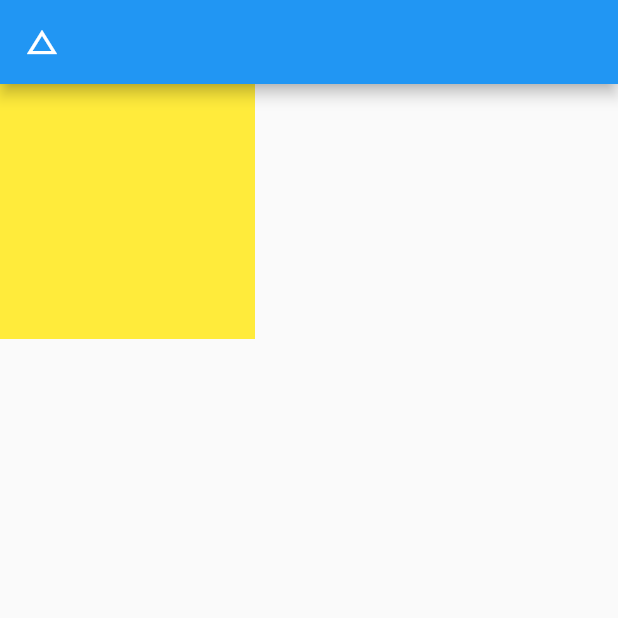
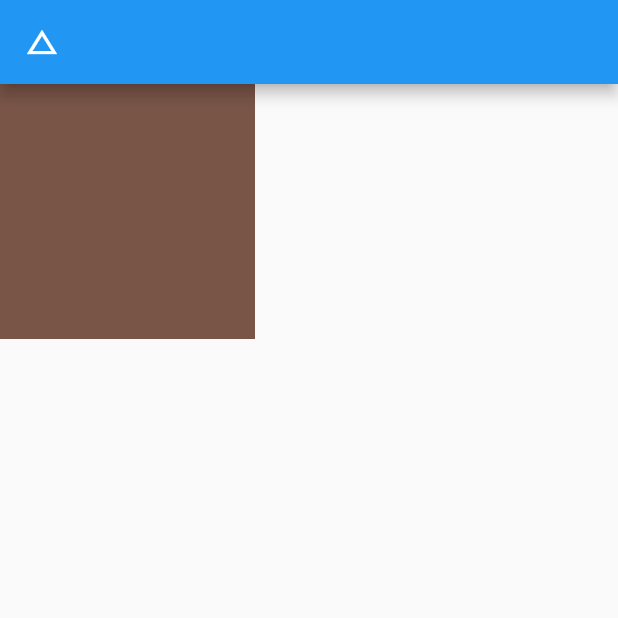
Before and after one commit to tatarmagda/Hangman, a Flutter app: the screen it shows after launch, after a tap on the "change history" icon, on a phone screen of 412 x 824 dp, the top half of it. Run offline on Flutter 3.47's test engine with Material 2 defaults, Android fonts, the phone set to English and light mode, and no system bars.

Commit message:
change colors

```diff
--- a/lib/home/provider/example_provider.dart
+++ b/lib/home/provider/example_provider.dart
@@ -1,14 +1,18 @@
 import 'dart:math';
 
 import 'package:flutter/foundation.dart';
+import 'package:flutter/material.dart';
 
 class ExampleProvider extends ChangeNotifier {
   double? _heigt;
   double? _width;
+  Color? _color;
 
   _init() {
     _heigt = Random().nextInt(350).toDouble();
     _width = Random().nextInt(350).toDouble();
+    _color = Colors.primaries[Random().nextInt(Colors.primaries.length)];
+    print(Colors.primaries.length);
   }
 
   ExampleProvider() {
@@ -17,6 +21,7 @@ class ExampleProvider extends ChangeNotifier {
 
   double? get heigt => _heigt;
   double? get width => _width;
+  Color? get color => _color;
 
   set heigt(double? newHeigt) {
     _heigt = newHeigt;
@@ -27,4 +32,9 @@ class ExampleProvider extends ChangeNotifier {
     _width = newWidth;
     notifyListeners();
   }
+
+  set color(Color? newColor) {
+    _color = newColor;
+    notifyListeners();
+  }
 }
--- a/lib/home/screen/example.dart
+++ b/lib/home/screen/example.dart
@@ -9,6 +9,8 @@ class Example extends StatelessWidget {
   Widget build(BuildContext context) {
     var _width = Provider.of<ExampleProvider>(context).width;
     var _heigt = Provider.of<ExampleProvider>(context).heigt;
+    var _color = Provider.of<ExampleProvider>(context).color;
+
     print("reload");
     return Column(
       children: [
@@ -16,7 +18,7 @@ class Example extends StatelessWidget {
           duration: Duration(
             milliseconds: 250,
           ),
-          color: Colors.yellow,
+          color: _color,
           width: _width,
           height: _heigt,
         ),
--- a/lib/home/screen/home.dart
+++ b/lib/home/screen/home.dart
@@ -18,6 +18,8 @@ class Home extends StatelessWidget {
                 Random().nextInt(350).toDouble();
             Provider.of<ExampleProvider>(context, listen: false).width =
                 Random().nextInt(350).toDouble();
+            Provider.of<ExampleProvider>(context, listen: false).color =
+                Colors.primaries[Random().nextInt(Colors.primaries.length)];
           },
           icon: const Icon(Icons.change_history),
         ),
```
